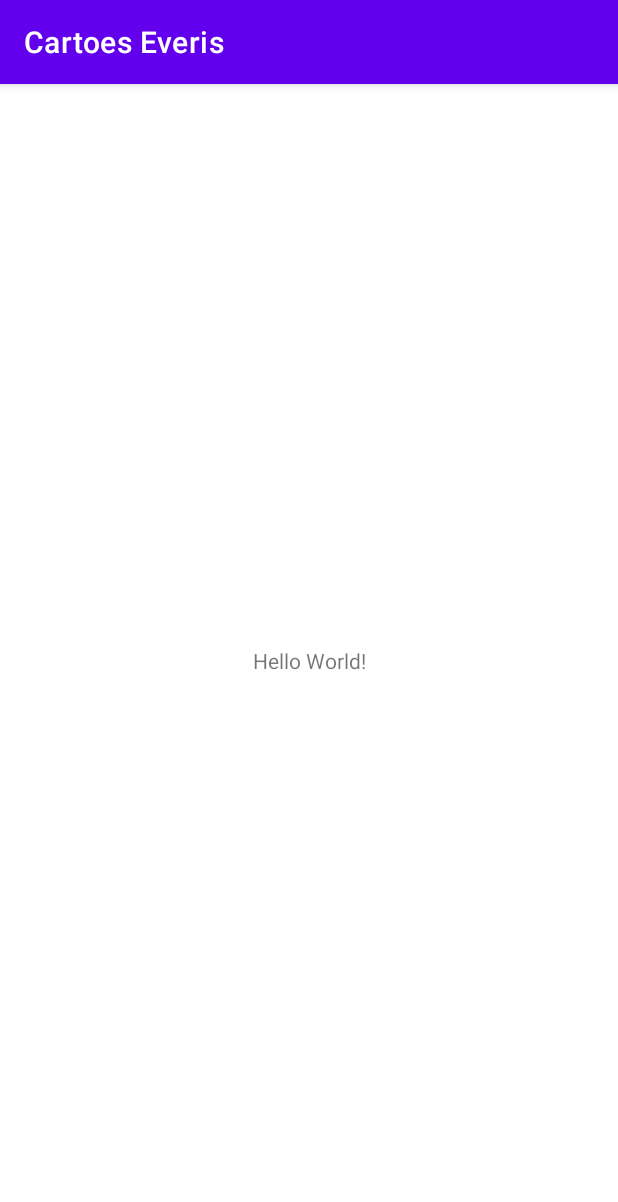
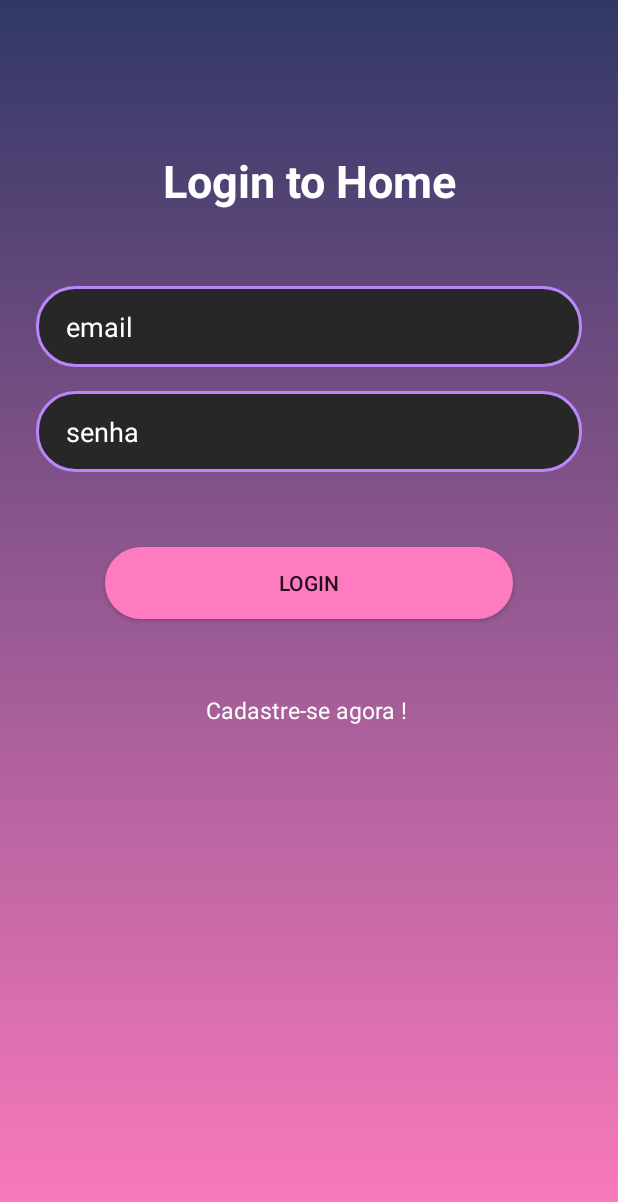
Before and after one commit to Kauane-SP/everis_cartoes, an Android app: the screen it shows after launch (MainActivity), on a phone screen of 412 x 824 dp. Shown: the top 1202 px of the screen. Run offline under Robolectric (Android 15) with nearby library versions, the phone set to English and light mode, and no system bars.

Commit message:
Instancia do elemento de navegação entre telas

```diff
--- a/app/build.gradle
+++ b/app/build.gradle
@@ -2,7 +2,6 @@ plugins {
     id 'com.android.application'
     id 'kotlin-android'
     id 'kotlin-android-extensions'
-    id 'com.google.gms.google-services'
 }
 
 android {
--- a/app/src/main/java/com/example/cartoeseveris/fragments/Login.kt
+++ b/app/src/main/java/com/example/cartoeseveris/fragments/Login.kt
@@ -5,9 +5,13 @@ import androidx.fragment.app.Fragment
 import android.view.LayoutInflater
 import android.view.View
 import android.view.ViewGroup
+import androidx.navigation.NavController
+import androidx.navigation.Navigation
 import com.example.cartoeseveris.R
 
 class Login : Fragment() {
+
+    private lateinit var controllerInstance: NavController
 
     override fun onCreateView(
         inflater: LayoutInflater, container: ViewGroup?,
@@ -16,4 +20,8 @@ class Login : Fragment() {
         // Inflate the layout for this fragment
         return inflater.inflate(R.layout.fragment_login, container, false)
     }
+
+    override fun onViewCreated(view: View, savedInstanceState: Bundle?) {
+        controllerInstance = Navigation.findNavController(view)
+    }
 }
--- a/app/src/main/res/layout/activity_main.xml
+++ b/app/src/main/res/layout/activity_main.xml
@@ -6,13 +6,16 @@
     android:layout_height="match_parent"
     tools:context=".MainActivity">
 
-    <TextView
-        android:layout_width="wrap_content"
-        android:layout_height="wrap_content"
-        android:text="Hello World!"
-        app:layout_constraintBottom_toBottomOf="parent"
-        app:layout_constraintLeft_toLeftOf="parent"
-        app:layout_constraintRight_toRightOf="parent"
-        app:layout_constraintTop_toTopOf="parent" />
+    <androidx.fragment.app.FragmentContainerView
+        android:id="@+id/content_main"
+        android:layout_width="match_parent"
+        android:layout_height="match_parent"
+        android:name="androidx.navigation.fragment.NavHostFragment"
+        app:defaultNavHost="true"
+        app:navGraph="@navigation/navigation_instance"
+        app:layout_constraintStart_toStartOf="parent"
+        app:layout_constraintEnd_toEndOf="parent"
+        app:layout_constraintTop_toTopOf="parent"
+        app:layout_constraintBottom_toBottomOf="parent"/>
 
 </androidx.constraintlayout.widget.ConstraintLayout>
--- a/app/src/main/res/layout/fragment_login.xml
+++ b/app/src/main/res/layout/fragment_login.xml
@@ -6,7 +6,9 @@
     android:background="@drawable/shape_background_login"
     android:layout_width="match_parent"
     android:layout_height="match_parent"
-    android:layout_gravity="center_vertical">
+    android:layout_gravity="center_vertical"
+    tools:context=".fragments.Login"
+    >
 
     <androidx.appcompat.widget.AppCompatTextView
         android:id="@+id/tv_title_login"
--- /dev/null
+++ b/app/src/main/res/navigation/navigation_instance.xml
@@ -0,0 +1,21 @@
+<?xml version="1.0" encoding="utf-8"?>
+<navigation
+    xmlns:android="http://schemas.android.com/apk/res/android"
+    xmlns:app="http://schemas.android.com/apk/res-auto"
+    xmlns:tools="http://schemas.android.com/tools"
+    android:id="@+id/navigation_instance"
+    app:startDestination="@id/login">
+    <fragment
+        android:id="@+id/login"
+        android:name="com.example.cartoeseveris.fragments.Login"
+        android:label="Login" >
+        <action
+            android:id="@+id/action_login_to_mainActivity"
+            app:destination="@id/mainActivity" />
+    </fragment>
+    <activity
+        android:id="@+id/mainActivity"
+        android:name="com.example.cartoeseveris.MainActivity"
+        android:label="activity_main"
+        tools:layout="@layout/activity_main" />
+</navigation>
--- a/app/src/main/res/values-night/themes.xml
+++ b/app/src/main/res/values-night/themes.xml
@@ -1,6 +1,6 @@
 <resources xmlns:tools="http://schemas.android.com/tools">
     <!-- Base application theme. -->
-    <style name="Theme.CartoesEveris" parent="Theme.MaterialComponents.DayNight.DarkActionBar">
+    <style name="Theme.CartoesEveris" parent="Theme.MaterialComponents.DayNight.NoActionBar">
         <!-- Primary brand color. -->
         <item name="colorPrimary">@color/purple_200</item>
         <item name="colorPrimaryVariant">@color/purple_700</item>
--- a/app/src/main/res/values/themes.xml
+++ b/app/src/main/res/values/themes.xml
@@ -1,6 +1,6 @@
 <resources xmlns:tools="http://schemas.android.com/tools">
     <!-- Base application theme. -->
-    <style name="Theme.CartoesEveris" parent="Theme.MaterialComponents.DayNight.DarkActionBar">
+    <style name="Theme.CartoesEveris" parent="Theme.MaterialComponents.DayNight.NoActionBar">
         <!-- Primary brand color. -->
         <item name="colorPrimary">@color/purple_500</item>
         <item name="colorPrimaryVariant">@color/purple_700</item>
```
